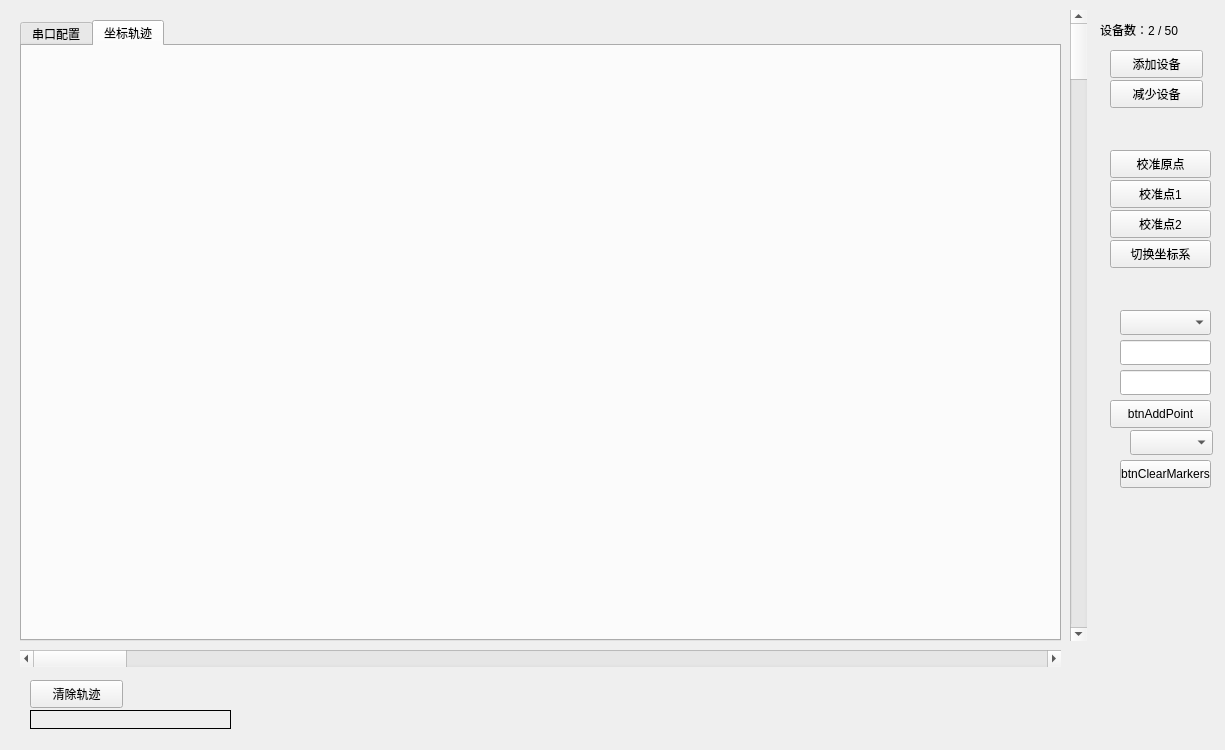
Qt form lighthouse_host/mainwindow.ui (atomic-hkust-gz/lighthouse-tracking) before a commit.
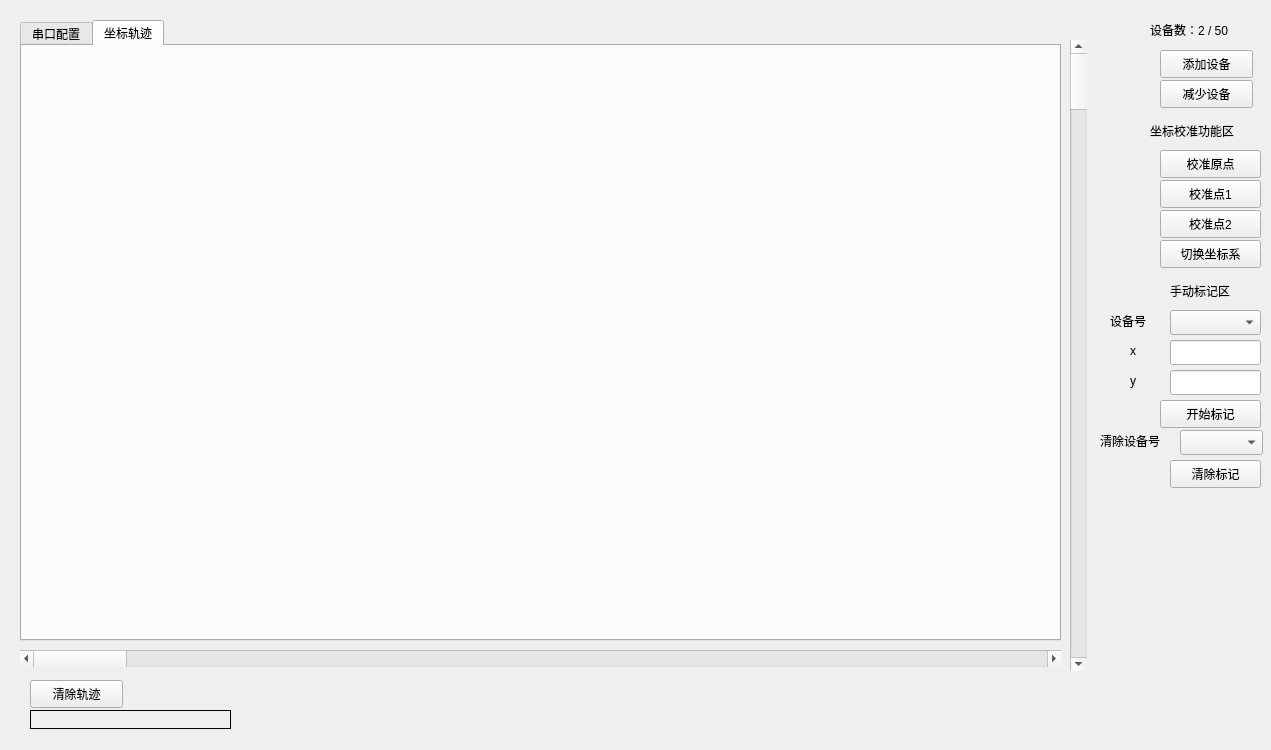
The same form after that commit. The open tabs and pages were chosen to show the change.

Patch:
```diff
--- a/lighthouse_host/mainwindow.ui
+++ b/lighthouse_host/mainwindow.ui
@@ -6,7 +6,7 @@
    <rect>
     <x>0</x>
     <y>0</y>
-    <width>1225</width>
+    <width>1271</width>
     <height>750</height>
    </rect>
   </property>
@@ -189,7 +189,7 @@
     <property name="geometry">
      <rect>
       <x>1070</x>
-      <y>10</y>
+      <y>40</y>
       <width>17</width>
       <height>631</height>
      </rect>
@@ -214,7 +214,7 @@
    <widget class="QPushButton" name="btnCalOrigin">
     <property name="geometry">
      <rect>
-      <x>1110</x>
+      <x>1160</x>
       <y>150</y>
       <width>101</width>
       <height>28</height>
@@ -227,7 +227,7 @@
    <widget class="QPushButton" name="btnCal10_10">
     <property name="geometry">
      <rect>
-      <x>1110</x>
+      <x>1160</x>
       <y>180</y>
       <width>101</width>
       <height>28</height>
@@ -240,7 +240,7 @@
    <widget class="QPushButton" name="btnCalN10_N10">
     <property name="geometry">
      <rect>
-      <x>1110</x>
+      <x>1160</x>
       <y>210</y>
       <width>101</width>
       <height>28</height>
@@ -253,7 +253,7 @@
    <widget class="QPushButton" name="btnToggleCoord">
     <property name="geometry">
      <rect>
-      <x>1110</x>
+      <x>1160</x>
       <y>240</y>
       <width>101</width>
       <height>28</height>
@@ -282,7 +282,7 @@
    <widget class="QPushButton" name="btnAddDevice">
     <property name="geometry">
      <rect>
-      <x>1110</x>
+      <x>1160</x>
       <y>50</y>
       <width>93</width>
       <height>28</height>
@@ -295,7 +295,7 @@
    <widget class="QPushButton" name="btnDelDevice">
     <property name="geometry">
      <rect>
-      <x>1110</x>
+      <x>1160</x>
       <y>80</y>
       <width>93</width>
       <height>28</height>
@@ -308,7 +308,7 @@
    <widget class="QLabel" name="labelDeviceCount">
     <property name="geometry">
      <rect>
-      <x>1100</x>
+      <x>1150</x>
       <y>20</y>
       <width>111</width>
       <height>19</height>
@@ -321,7 +321,7 @@
    <widget class="QComboBox" name="comboDeviceId">
     <property name="geometry">
      <rect>
-      <x>1120</x>
+      <x>1170</x>
       <y>310</y>
       <width>91</width>
       <height>25</height>
@@ -331,7 +331,7 @@
    <widget class="QLineEdit" name="lineManualX">
     <property name="geometry">
      <rect>
-      <x>1120</x>
+      <x>1170</x>
       <y>340</y>
       <width>91</width>
       <height>25</height>
@@ -341,7 +341,7 @@
    <widget class="QLineEdit" name="lineManualY">
     <property name="geometry">
      <rect>
-      <x>1120</x>
+      <x>1170</x>
       <y>370</y>
       <width>91</width>
       <height>25</height>
@@ -351,20 +351,20 @@
    <widget class="QPushButton" name="btnAddPoint">
     <property name="geometry">
      <rect>
-      <x>1110</x>
+      <x>1160</x>
       <y>400</y>
       <width>101</width>
       <height>28</height>
      </rect>
     </property>
     <property name="text">
-     <string>btnAddPoint</string>
+     <string>开始标记</string>
     </property>
    </widget>
    <widget class="QComboBox" name="comboClearTarget">
     <property name="geometry">
      <rect>
-      <x>1130</x>
+      <x>1180</x>
       <y>430</y>
       <width>83</width>
       <height>25</height>
@@ -374,14 +374,92 @@
    <widget class="QPushButton" name="btnClearMarkers">
     <property name="geometry">
      <rect>
-      <x>1120</x>
+      <x>1170</x>
       <y>460</y>
       <width>91</width>
       <height>28</height>
      </rect>
     </property>
     <property name="text">
-     <string>btnClearMarkers</string>
+     <string>清除标记</string>
+    </property>
+   </widget>
+   <widget class="QLabel" name="label">
+    <property name="geometry">
+     <rect>
+      <x>1150</x>
+      <y>110</y>
+      <width>111</width>
+      <height>41</height>
+     </rect>
+    </property>
+    <property name="text">
+     <string>坐标校准功能区</string>
+    </property>
+   </widget>
+   <widget class="QLabel" name="label_2">
+    <property name="geometry">
+     <rect>
+      <x>1170</x>
+      <y>270</y>
+      <width>81</width>
+      <height>41</height>
+     </rect>
+    </property>
+    <property name="text">
+     <string>手动标记区</string>
+    </property>
+   </widget>
+   <widget class="QLabel" name="label_3">
+    <property name="geometry">
+     <rect>
+      <x>1110</x>
+      <y>300</y>
+      <width>51</width>
+      <height>41</height>
+     </rect>
+    </property>
+    <property name="text">
+     <string>设备号</string>
+    </property>
+   </widget>
+   <widget class="QLabel" name="label_4">
+    <property name="geometry">
+     <rect>
+      <x>1130</x>
+      <y>330</y>
+      <width>16</width>
+      <height>41</height>
+     </rect>
+    </property>
+    <property name="text">
+     <string>x</string>
+    </property>
+   </widget>
+   <widget class="QLabel" name="label_5">
+    <property name="geometry">
+     <rect>
+      <x>1130</x>
+      <y>360</y>
+      <width>16</width>
+      <height>41</height>
+     </rect>
+    </property>
+    <property name="text">
+     <string>y</string>
+    </property>
+   </widget>
+   <widget class="QLabel" name="label_6">
+    <property name="geometry">
+     <rect>
+      <x>1100</x>
+      <y>420</y>
+      <width>91</width>
+      <height>41</height>
+     </rect>
+    </property>
+    <property name="text">
+     <string>清除设备号</string>
     </property>
    </widget>
   </widget>
```
Left out of the diff: 2 changed lines with no effect on the pictures.
